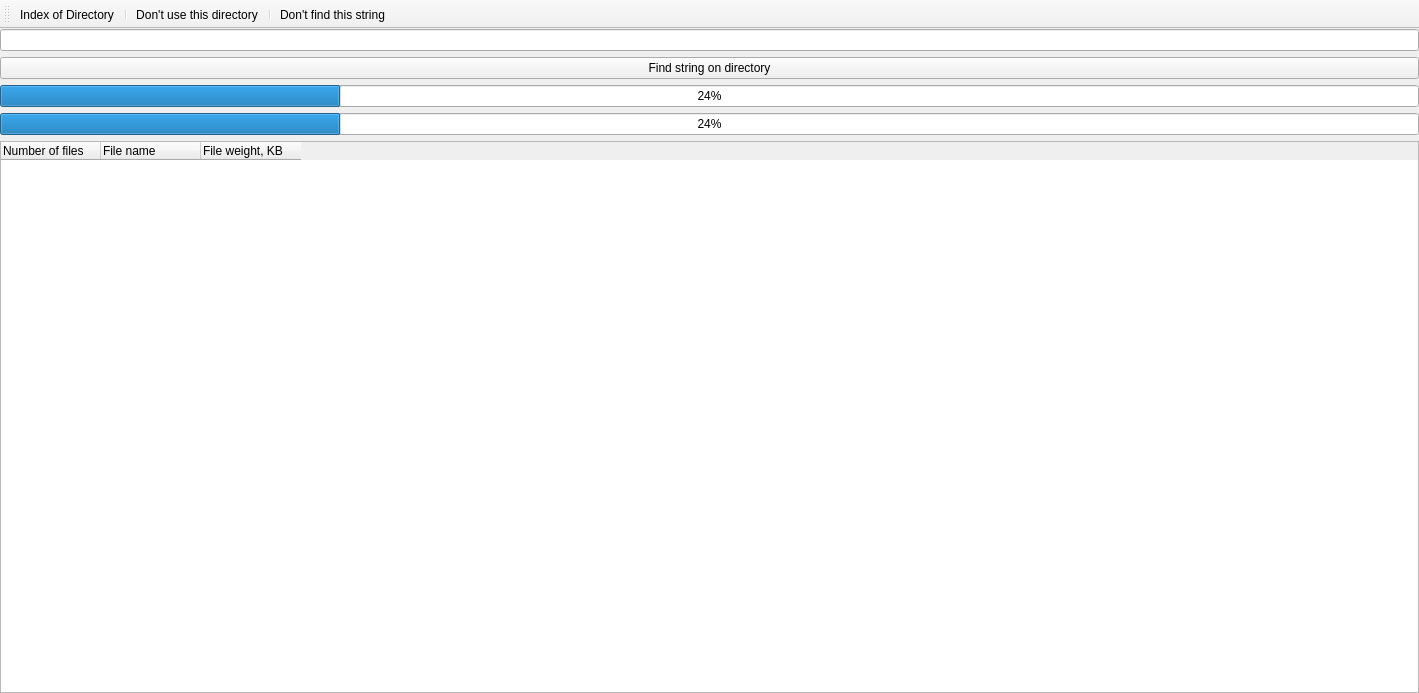
Qt form mainwindow.ui (entershei/Find_string_on_directory) before a commit.
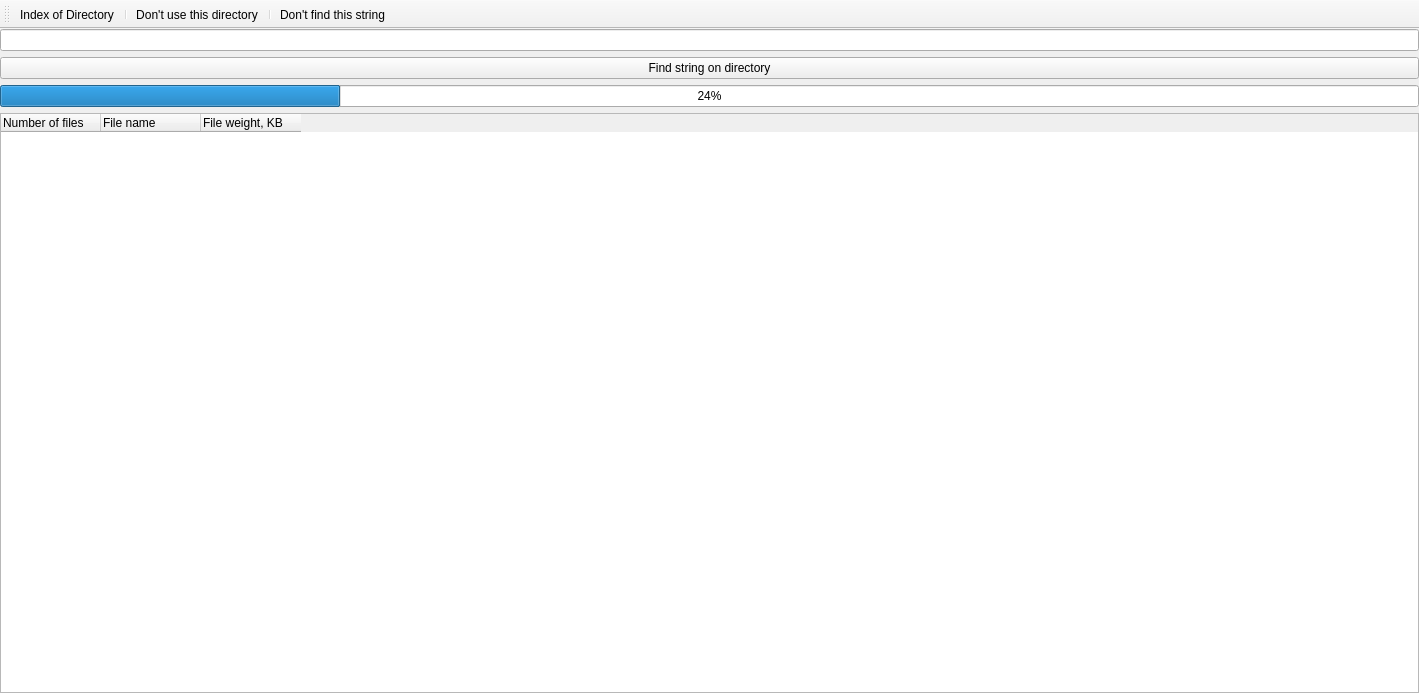
The same form after that commit.

Patch:
```diff
--- a/mainwindow.ui
+++ b/mainwindow.ui
@@ -64,7 +64,7 @@
     <item row="0" column="1">
      <widget class="QLineEdit" name="StringForSearch"/>
     </item>
-    <item row="7" column="1">
+    <item row="6" column="1">
      <widget class="QTreeWidget" name="treeWidget">
       <property name="enabled">
        <bool>true</bool>
@@ -126,13 +126,6 @@
       </property>
      </widget>
     </item>
-    <item row="4" column="1">
-     <widget class="QProgressBar" name="progressBar_find_string">
-      <property name="value">
-       <number>24</number>
-      </property>
-     </widget>
-    </item>
    </layout>
   </widget>
   <widget class="QMenuBar" name="menuBar">
```
Left out of the diff: 2 changed lines with no effect on the pictures.
